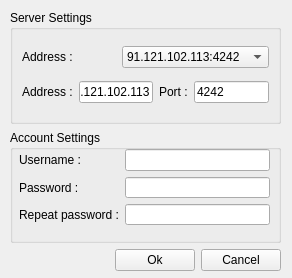
This is client/Create.ui in canercandan/qlik as Qt 5 draws it before an edit. The edited form follows.
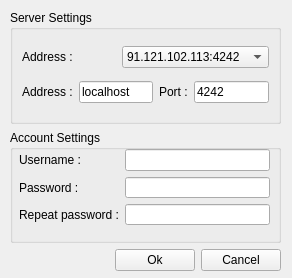
This is the edited form.

Diff of the .ui file:
```diff
--- a/client/Create.ui
+++ b/client/Create.ui
@@ -71,7 +71,7 @@
          <item row="0" column="1" >
           <widget class="QLineEdit" name="address" >
            <property name="text" >
-            <string>91.121.102.113</string>
+            <string>localhost</string>
            </property>
            <property name="maxLength" >
             <number>15</number>
```
